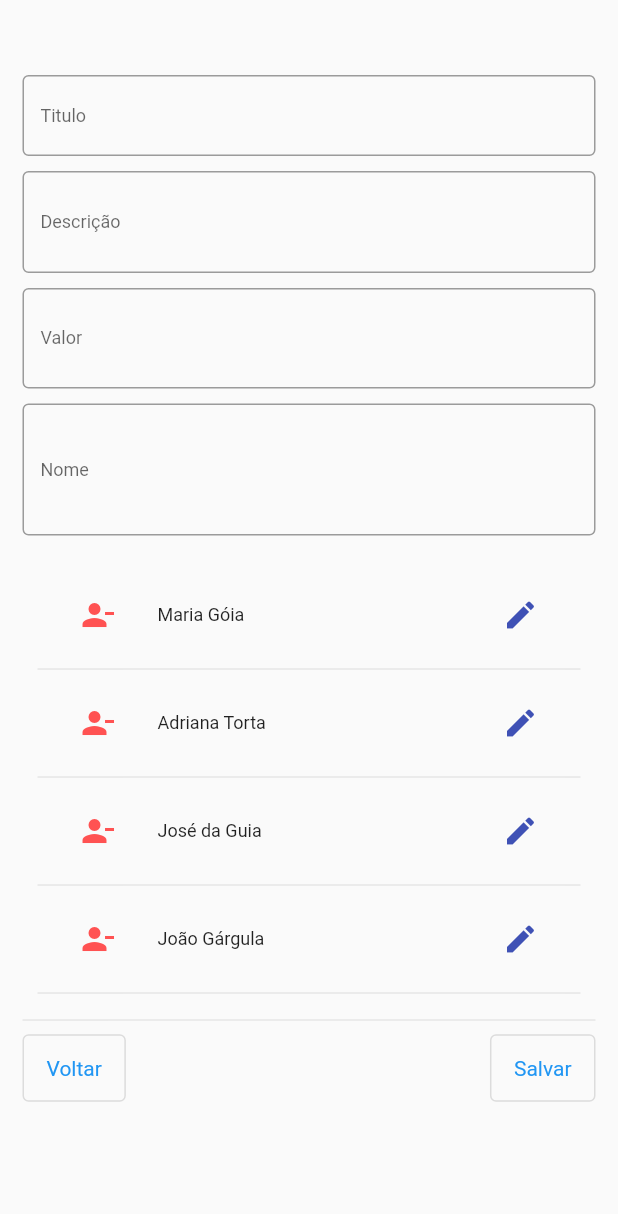
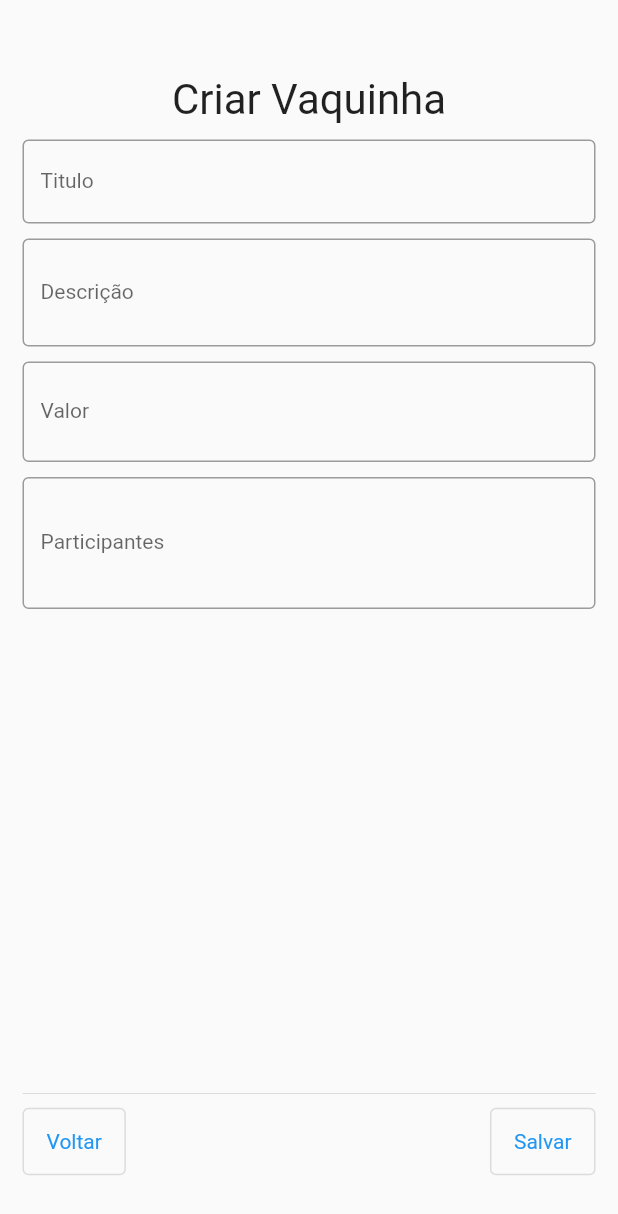
Before and after one commit to Akira-Ssan/JunTos, a Flutter app: the TelaMenu screen opened by its route, after a tap on "Cadastrar vaquinha", on a phone screen of 412 x 824 dp. Shown: the top 1214 px of the screen. Run offline on Flutter 3.47's test engine with Material 2 defaults, Android fonts, the phone set to English and light mode, and no system bars; our stand-ins replace cloud_firestore, device_preview, firebase_auth, firebase_core; accounts and stored records are empty.

Commit message:
correções na inserção de participantes

```diff
--- a/projeto_jenice_pay_list/lib/main.dart
+++ b/projeto_jenice_pay_list/lib/main.dart
@@ -8,7 +8,7 @@ import 'package:flutter/material.dart';
 //import 'package:projeto_jenice_pay_list/view/compra_coletiva_novo_editar_view.dart';
 import 'package:projeto_jenice_pay_list/view/cadastro_login_view.dart';
 import 'package:projeto_jenice_pay_list/view/gerenciar_compra_coletiva_view.dart';
-import 'package:projeto_jenice_pay_list/view/gerenciar_inserir_pagamento_view.dart';
+//import 'package:projeto_jenice_pay_list/view/gerenciar_inserir_pagamento_view.dart';
 import 'package:projeto_jenice_pay_list/view/login_view.dart';
 //import 'package:projeto_jenice_pay_list/view/participante_editar_view.dart';
 //import 'package:projeto_jenice_pay_list/view/participantes_view.dart';
@@ -42,8 +42,8 @@ Future<void> main() async {
           //'CompraColetivaNEview': (context) => CompraColetivaNVview(),
           //'Participantes': (context) => ParticipantesView(),
           //'ParticipanteEditar': (context) => ParticipanteEditarView(),
-          'Gerenciar': (context) => GerenciarView(),
-          'GerenciarInserirPagamento': (context) => GerenciarPagamento(),
+          //'Gerenciar': (context) => GerenciarView(),
+          //'GerenciarInserirPagamento': (context) => GerenciarPagamento(),
           'Sobre': (context) => SobreView(),
           //'Cadastro':(context) => CadastroLoginView(),
         },
--- a/projeto_jenice_pay_list/lib/model/participante_model.dart
+++ b/projeto_jenice_pay_list/lib/model/participante_model.dart
@@ -1,11 +1,13 @@
-class Pessoa {
+/*class Pessoa {
   String nome;
 
   Pessoa({required this.nome});
 }
 
-//
+
+
 class Participante {
+
   String nome;
   double valorDado;
 
@@ -33,7 +35,7 @@ class Vaquinha {
   double valor;
   ListaParticipantes listaParticipantes = ListaParticipantes();
 
-  Vaquinha(this.uid, this.titulo, this.descricao, this.valor);
+  Vaquinha(this.uid, this.titulo, this.descricao, this.valor, this.listaParticipantes);
 
   factory Vaquinha.fromJson(Map<String, dynamic> json) {
     final participantesJson = json['listaParticipantes'] as List<dynamic>;
@@ -81,7 +83,7 @@ class Vaquinha {
   }
 }
 
-/*
+
 void main() {
   String jsonString = '{"uid": "1", "titulo": "Festa de Aniversário", "descricao": "Contribuição para a festa de aniversário", "valor": 100.0, "listaParticipantes": [{"nome": "Alice", "valorDado": 10.0}, {"nome": "Bob", "valorDado": 15.0}]}';
 
@@ -107,3 +109,86 @@ void main() {
   print("JSON Serializado: $jsonStringToEncode");
 }
 */
+
+class Participante {
+  String nome;
+  double valorDado;
+
+  Participante(this.nome, this.valorDado);
+
+  Map<String, dynamic> toJson() {
+    return {
+      'nome': nome,
+      'valorDado': valorDado,
+    };
+  }
+}
+
+class ListaParticipantes {
+  List<Participante> participantes = [];
+
+  void adicionarParticipante(String nome, double valorDado) {
+    participantes.add(Participante(nome, valorDado));
+  }
+
+  void removerParticipante(int index) {
+    if (index >= 0 && index < participantes.length) {
+      participantes.removeAt(index);
+    }
+  }
+}
+
+class Vaquinha {
+  String uid;
+  String titulo;
+  String descricao;
+  double valor;
+  ListaParticipantes listaParticipantes = ListaParticipantes();
+
+  Vaquinha(this.uid, this.titulo, this.descricao, this.valor,
+      {required List<Participante> participantes}) {
+    listaParticipantes.participantes = participantes;
+  }
+
+  factory Vaquinha.fromJson(Map<String, dynamic> json) {
+    final participantesJson = json['listaParticipantes'] as List<dynamic>;
+    final listaParticipantes = ListaParticipantes();
+
+    for (var participanteJson in participantesJson) {
+      final nome = participanteJson['nome'] as String;
+      final valorDado = participanteJson['valorDado'] as double;
+      listaParticipantes.adicionarParticipante(nome, valorDado);
+    }
+
+    return Vaquinha(
+      json['uid'] as String,
+      json['titulo'] as String,
+      json['descricao'] as String,
+      json['valor'] as double,
+      participantes: listaParticipantes.participantes,
+    );
+  }
+
+  Map<String, dynamic> toJson() {
+    return {
+      'uid': uid,
+      'titulo': titulo,
+      'descricao': descricao,
+      'valor': valor,
+      'listaParticipantes':
+          listaParticipantes.participantes.map((p) => p.toJson()).toList(),
+    };
+  }
+
+  int quantidadeDeParticipantes() {
+    return listaParticipantes.participantes.length;
+  }
+
+  double totalValorDadoPorParticipantes() {
+    double total = 0;
+    for (var participante in listaParticipantes.participantes) {
+      total += participante.valorDado;
+    }
+    return total;
+  }
+}
--- a/projeto_jenice_pay_list/lib/repository/participantes_repo.dart
+++ b/projeto_jenice_pay_list/lib/trash/participantes_repo.dart
@@ -1,4 +1,8 @@
-import 'package:projeto_jenice_pay_list/model/participante_model.dart';
+class Pessoa {
+  String nome;
+
+  Pessoa({required this.nome});
+}
 
 class PessoaRepo {
   static List<Pessoa> tabela = [
--- a/projeto_jenice_pay_list/lib/view/participantes_view.dart
+++ b/projeto_jenice_pay_list/lib/trash/participantes_view.dart
@@ -1,5 +1,7 @@
+/*
+
 import 'package:flutter/material.dart';
-import 'package:projeto_jenice_pay_list/repository/participantes_repo.dart';
+//import 'package:projeto_jenice_pay_list/repository/participantes_repo.dart';
 import 'package:projeto_jenice_pay_list/view/custom_widgets_view/alert_dialogue_fn.dart';
 
 class ParticipantesView extends StatefulWidget {
@@ -88,3 +90,5 @@ class _ParticipantesViewState extends State<ParticipantesView> {
         ));
   }
 }
+
+*/
--- a/projeto_jenice_pay_list/lib/view/compra_coletiva_view.dart
+++ b/projeto_jenice_pay_list/lib/view/compra_coletiva_view.dart
@@ -1,5 +1,5 @@
 import 'package:flutter/material.dart';
-import 'package:projeto_jenice_pay_list/repository/participantes_repo.dart';
+import 'package:projeto_jenice_pay_list/model/participante_model.dart';
 import 'package:projeto_jenice_pay_list/view/custom_widgets_view/alert_dialogue_fn.dart';
 
 class CompraColetiva extends StatefulWidget {
@@ -14,10 +14,19 @@ class _CompraColetivaState extends State<CompraColetiva> {
   var txtSubtitulo = TextEditingController();
   var txtValor = TextEditingController();
   var txtNomePaticipante = TextEditingController();
+  var partici = ListaParticipantes();
+
+  @override
+  void initState() {
+    //partici.adicionarParticipante('Jenice', 0.0);
+    //partici.adicionarParticipante('Plotze', 0.0);
+
+    super.initState();
+  }
 
   @override
   Widget build(BuildContext context) {
-    var tabela = PessoaRepo.tabela;
+    //var tabela = PessoaRepo.tabela;
 
     return Scaffold(
       /*appBar: AppBar(
@@ -37,10 +46,17 @@ class _CompraColetivaState extends State<CompraColetiva> {
             //
             //Textfield Titulo
             //
+            const Text(
+              'Criar Vaquinha',
+              style: TextStyle(fontSize: 28),
+            ),
+            const SizedBox(
+              height: 10,
+            ),
             TextField(
               controller: txtTitulo,
               style: const TextStyle(
-                fontSize: 12,
+                fontSize: 14,
               ),
               decoration: const InputDecoration(
                 labelText: 'Titulo',
@@ -59,7 +75,7 @@ class _CompraColetivaState extends State<CompraColetiva> {
               maxLines: 2,
               //obscureText: true,
               style: const TextStyle(
-                fontSize: 12,
+                fontSize: 14,
               ),
               decoration: const InputDecoration(
                 labelText: 'Descrição',
@@ -79,7 +95,7 @@ class _CompraColetivaState extends State<CompraColetiva> {
 
               //obscureText: true,
               style: const TextStyle(
-                fontSize: 12,
+                fontSize: 14,
               ),
               decoration: const InputDecoration(
                   labelText: 'Valor',
@@ -100,18 +116,30 @@ class _CompraColetivaState extends State<CompraColetiva> {
               controller: txtNomePaticipante,
               //obscureText: true,
               style: const TextStyle(
-                fontSize: 12,
+                fontSize: 14,
               ),
               decoration: InputDecoration(
-                labelText: 'Nome',
-                hintText: 'Entre com o nome',
+                labelText: 'Participantes',
+                hintText: 'Entre com o nome do participante',
                 border: const OutlineInputBorder(),
                 //prefixIcon: const Icon(Icons.person),
+                //
+                //Bogtão para inserção de participantes
+                //
                 suffix: IconButton(
                   icon: const Icon(Icons.person_add_alt_1),
                   tooltip: 'Adicionar participante',
-                  onPressed: () {},
+                  onPressed: () {
+                    setState(() {
+                      partici.adicionarParticipante(
+                          txtNomePaticipante.text, 0.0);
+                      txtNomePaticipante.clear();
+                    });
+                  },
                 ),
+                //
+                //
+                //
               ),
             ),
 
@@ -142,7 +170,7 @@ class _CompraColetivaState extends State<CompraColetiva> {
                             },
                             //
                           ),
-                          title: Text(tabela[index].nome,
+                          title: Text(partici.participantes[index].nome,
                               style: const TextStyle(fontSize: 12)),
                           trailing: IconButton(
                             icon: const Icon(
@@ -161,7 +189,7 @@ class _CompraColetivaState extends State<CompraColetiva> {
                       },
                       padding: const EdgeInsets.all(10),
                       separatorBuilder: (_, __) => const Divider(),
-                      itemCount: tabela.length),
+                      itemCount: partici.participantes.length),
                 ),
               ],
             ),
@@ -202,7 +230,7 @@ class _CompraColetivaState extends State<CompraColetiva> {
                   child: const Text('Salvar'),
                   onPressed: () {
                     //
-                    //Ação ao pressionar o botão +
+                    //Ação para salvar a vaquinha no banco de dados
                     //
                     Navigator.pushNamed(context, 'TelaMenu');
                   },
--- a/projeto_jenice_pay_list/lib/view/tela_menu_view.dart
+++ b/projeto_jenice_pay_list/lib/view/tela_menu_view.dart
@@ -45,6 +45,81 @@ class TelaMenu extends StatelessWidget {
           ],
         ),
       ),
+
+      //
+      drawer: Drawer(
+        // Add a ListView to the drawer. This ensures the user can scroll
+        // through the options in the drawer if there isn't enough vertical
+        // space to fit everything.
+        child: ListView(
+          // Important: Remove any padding from the ListView.
+          padding: EdgeInsets.zero,
+          children: [
+            const UserAccountsDrawerHeader(
+              decoration: BoxDecoration(color: Color(0xff0A6D92)),
+              accountName: Text("User name"),
+              accountEmail: Text("user@e-mail.com"),
+              currentAccountPicture: CircleAvatar(
+                backgroundColor: Colors.white,
+                child: Icon(
+                  Icons.account_circle_sharp,
+                  color: Color.fromARGB(255, 90, 106, 111),
+                  size: 70.0,
+                  semanticLabel: 'Text to announce in accessibility modes',
+                ),
+                /*   Text(
+                  "RL",
+                  style: TextStyle(fontSize: 40),
+                ),
+             */
+              ),
+            ),
+            /*
+            const DrawerHeader(
+              decoration: BoxDecoration(
+                color: Colors.blue,
+              ),
+              child: Text('Drawer Header'),
+            ),
+
+            */
+
+            ListTile(
+              title: const Text('Sobre'),
+              //selected: _selectedIndex == 0,
+              onTap: () {
+                // Update the state of the app
+                //_onItemTapped(0);
+                // Then close the drawer
+                Navigator.pop(context);
+              },
+            ),
+            ListTile(
+              title: const Text('Sair'),
+              //selected: _selectedIndex == 1,
+              onTap: () {
+                // Update the state of the app
+                //_onItemTapped(1);
+                // Then close the drawer
+                Navigator.pop(context);
+              },
+            ),
+            /*ListTile(
+              title: const Text('School'),
+              selected: _selectedIndex == 2,
+              onTap: () {
+                // Update the state of the app
+                _onItemTapped(2);
+                // Then close the drawer
+                Navigator.pop(context);
+              },
+            ),
+            */
+          ],
+        ),
+      ),
+      //
+
       body: //Padding(
           //padding: const EdgeInsets.all(10),
           //child:
```
Also changed, not shown: projeto_jenice_pay_list/lib/controller/addvaquinha.dart (added, +56 -0 lines), projeto_jenice_pay_list/lib/view/gerenciar_compra_coletiva_view.dart (+10 -0 lines), projeto_jenice_pay_list/lib/trash/gerenciar_inserir_pagamento_view.dart (renamed from projeto_jenice_pay_list/lib/view/gerenciar_inserir_pagamento_view.dart), projeto_jenice_pay_list/lib/trash/participante_editar_view.dart (renamed from projeto_jenice_pay_list/lib/view/participante_editar_view.dart).
